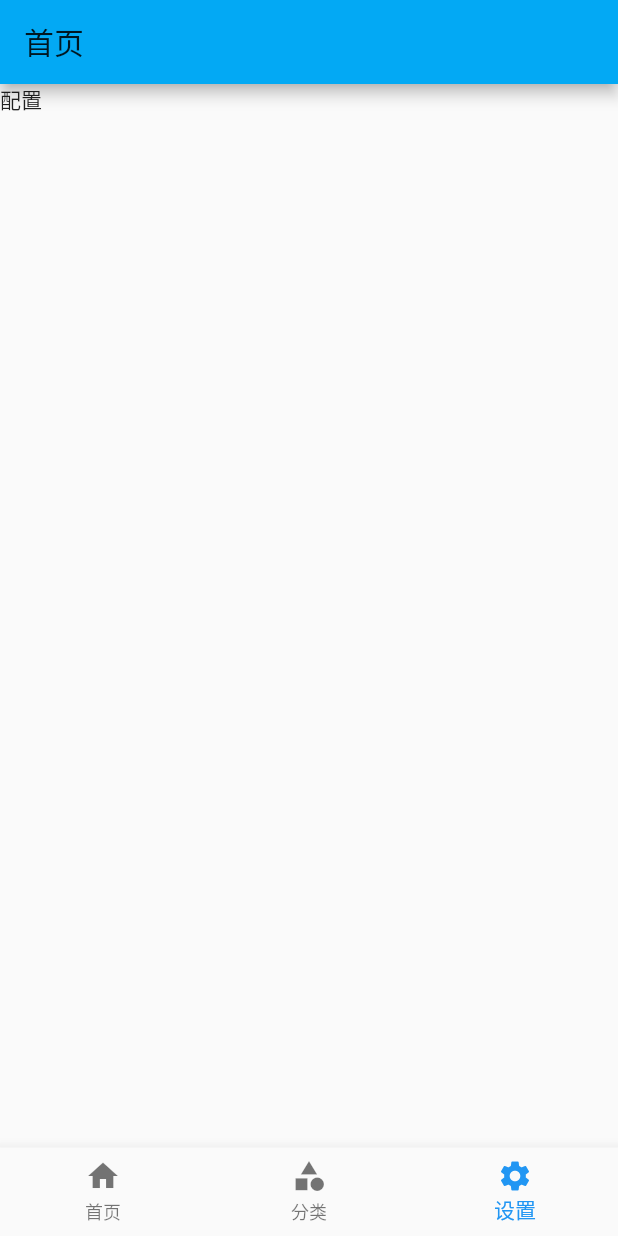
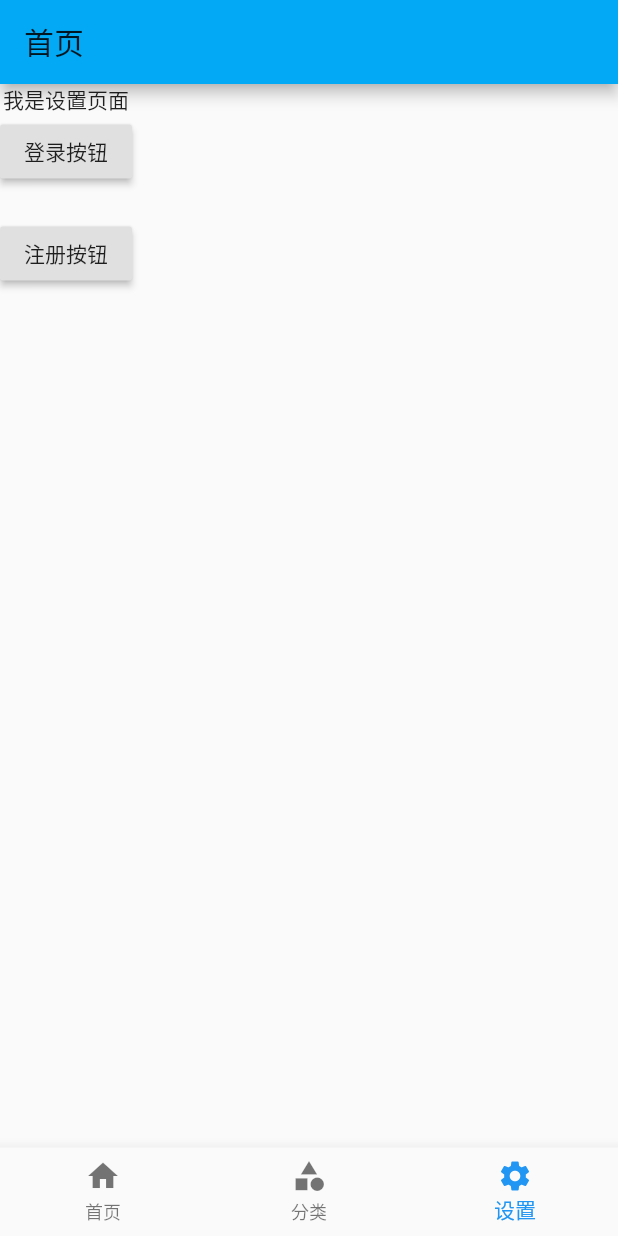
Before and after one commit to zzzplus/flutterDemo1, a Flutter app: the screen it shows after launch, item 3 of the bottom bar chosen, on a phone screen of 412 x 824 dp. Run offline on Flutter 3.47's test engine with Material 2 defaults, Android fonts, the phone set to English and light mode, and no system bars.

Commit message:
feature：路由替换，返回到首页

```diff
--- a/lib/pages/Tabs.dart
+++ b/lib/pages/Tabs.dart
@@ -5,14 +5,18 @@ import 'tabs/Category.dart';
 import 'tabs/Setting.dart';
 
 class Tabs extends StatefulWidget {
-  Tabs({Key key}) : super(key: key);
+  final int index;
+  Tabs({Key key, this.index = 0}) : super(key: key);
 
   @override
-  _TabsState createState() => _TabsState();
+  _TabsState createState() => _TabsState(this.index);
 }
 
 class _TabsState extends State<Tabs> {
   int _currentIndex = 0;
+  _TabsState(index) {
+    this._currentIndex = index;
+  }
 
   List _pageList = [
     HomePage(),
--- a/lib/pages/tabs/Home.dart
+++ b/lib/pages/tabs/Home.dart
@@ -22,7 +22,9 @@ class _HomePageState extends State<HomePage> {
             // Navigator.of(context).push(MaterialPageRoute(
             //   builder: (context) => SearchPage(),
             // ));
-            Navigator.pushNamed(context, '/search');
+            // Navigator.pushNamed(context, '/search');
+            // Navigator.pushNamed(context, '/form', arguments: {'title': '好啦'});
+            Navigator.pushNamed(context, '/registerFirst');
           },
         ),
       ],
--- a/lib/pages/tabs/Setting.dart
+++ b/lib/pages/tabs/Setting.dart
@@ -10,6 +10,26 @@ class SettingPage extends StatefulWidget {
 class _SettingPageState extends State<SettingPage> {
   @override
   Widget build(BuildContext context) {
-    return Text('配置');
+    // !!! 传入Center报错了
+    return Column(
+      children: <Widget>[
+        Text('我是设置页面'),
+        RaisedButton(
+          child: Text('登录按钮'),
+          onPressed: () {
+            Navigator.pushNamed(context, '/login');
+          },
+        ),
+        SizedBox(
+          height: 20,
+        ),
+        RaisedButton(
+          child: Text('注册按钮'),
+          onPressed: () {
+            Navigator.pushNamed(context, '/registerFirst');
+          },
+        ),
+      ],
+    );
   }
 }
```
Also changed, not shown: lib/pages/user/Login.dart (added, +33 -0 lines), lib/pages/user/RegisterFirst.dart (added, +28 -0 lines), lib/pages/user/RegisterSecond.dart (added, +28 -0 lines), lib/pages/user/RegisterThird.dart (added, +34 -0 lines), lib/routes/Routes.dart (+11 -1 lines).
